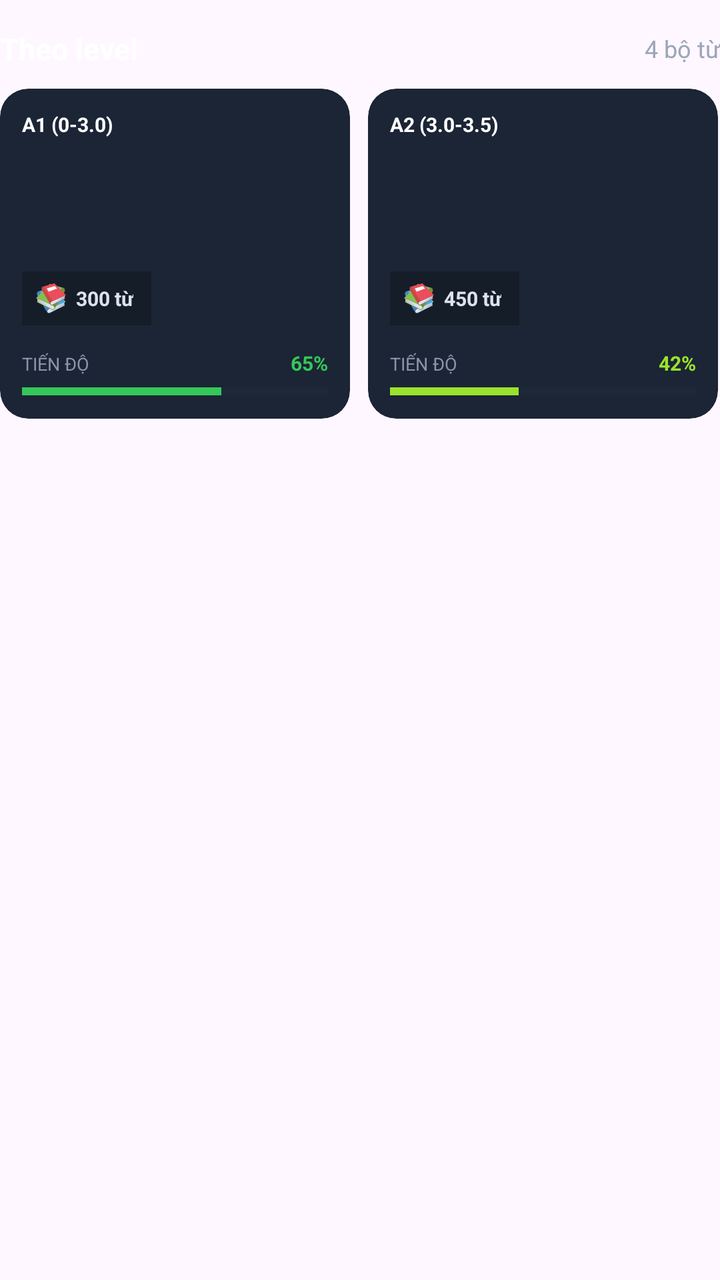
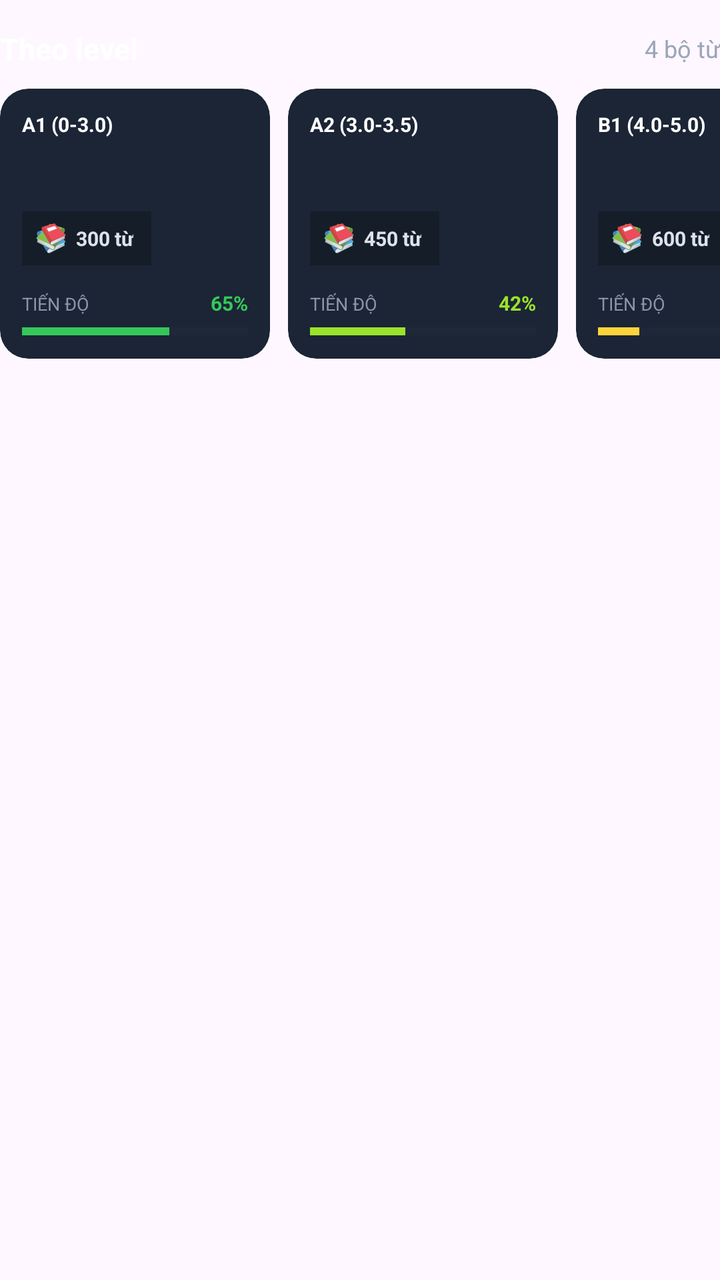

Compare the two renders of this Android layout. The source of the first and the diff that turns it into the second are given below.
<!-- AndroidManifest.xml: application theme Theme.Kenglish -->
<!-- res/layout/trangchu_dslotrinh_theolevel.xml -->
<?xml version="1.0" encoding="utf-8"?>
<LinearLayout
    xmlns:android="http://schemas.android.com/apk/res/android"
    xmlns:app="http://schemas.android.com/apk/res-auto"
    android:layout_width="match_parent"
    android:layout_height="wrap_content"
    android:layout_marginTop="18dp"
    android:orientation="vertical">


    
    
    

    <LinearLayout
        android:layout_width="match_parent"
        android:layout_height="wrap_content"
        android:gravity="center_vertical"
        android:orientation="horizontal"
        android:layout_marginTop="14dp" >


        
        <TextView
            android:id="@+id/txt_tieu_de_theolevel"
            android:layout_width="0dp"
            android:layout_height="wrap_content"
            android:layout_weight="1"
            android:text="Theo level"
            android:textColor="#FFFFFF"
            android:textSize="15sp"
            android:textStyle="bold" />


        
        <TextView
            android:id="@+id/txt_so_bo_theolevel"
            android:layout_width="wrap_content"
            android:layout_height="wrap_content"
            android:text="4 bộ từ"
            android:textColor="#9AA6B8"
            android:textSize="12sp" />


    </LinearLayout>


    
    
    

    <HorizontalScrollView
        android:id="@+id/cuon_bo_tu_theolevel"
        android:layout_width="match_parent"
        android:layout_height="wrap_content"
        android:layout_marginTop="10dp"
        android:clipToPadding="false"
        android:overScrollMode="never"
        android:scrollbars="none">


        <LinearLayout
            android:id="@+id/danh_sach_bo_tu_theolevel"
            android:layout_width="wrap_content"
            android:layout_height="wrap_content"
            android:orientation="horizontal">


            
            
            

            <com.google.android.material.card.MaterialCardView
                android:id="@+id/the_theolevel_co_ban"
                android:layout_width="175dp"
                android:layout_height="165dp"
                android:layout_marginEnd="9dp"
                app:cardBackgroundColor="#1B2535"
                app:cardCornerRadius="14dp"
                app:cardElevation="0dp"
                app:strokeWidth="0dp">


                <LinearLayout
                    android:layout_width="match_parent"
                    android:layout_height="match_parent"
                    android:orientation="vertical"
                    android:padding="11dp">


                    
                    <TextView
                        android:layout_width="match_parent"
                        android:layout_height="0dp"
                        android:layout_weight="1"
                        android:maxLines="2"
                        android:text="A1 (0-3.0)"
                        android:textColor="#FFFFFF"
                        android:textSize="10sp"
                        android:textStyle="bold" />


                    
                    <LinearLayout
                        android:layout_width="wrap_content"
                        android:layout_height="27dp"
                        android:background="#151D28"
                        android:gravity="center_vertical"
                        android:orientation="horizontal"
                        android:paddingStart="7dp"
                        android:paddingEnd="9dp">


                        <ImageView
                            android:layout_width="15dp"
                            android:layout_height="15dp"
                            android:contentDescription="Icon bộ từ"
                            android:src="@drawable/nen_nhan_lo_trinh" />


                        <TextView
                            android:layout_width="wrap_content"
                            android:layout_height="wrap_content"
                            android:layout_marginStart="5dp"
                            android:text="300 từ"
                            android:textColor="#DCE3ED"
                            android:textSize="10sp"
                            android:textStyle="bold" />


                    </LinearLayout>


                    
                    <LinearLayout
                        android:layout_width="match_parent"
                        android:layout_height="wrap_content"
                        android:layout_marginTop="12dp"
                        android:orientation="horizontal">


                        <TextView
                            android:layout_width="0dp"
                            android:layout_height="wrap_content"
                            android:layout_weight="1"
                            android:text="TIẾN ĐỘ"
                            android:textColor="#8995A8"
                            android:textSize="9sp" />


                        <TextView
                            android:layout_width="wrap_content"
                            android:layout_height="wrap_content"
                            android:text="65%"
                            android:textColor="#35C759"
                            android:textSize="10sp"
                            android:textStyle="bold" />


                    </LinearLayout>


                    <ProgressBar
                        style="?android:attr/progressBarStyleHorizontal"
                        android:layout_width="match_parent"
                        android:layout_height="5dp"
                        android:layout_marginTop="5dp"
                        android:max="100"
                        android:progress="65"
                        android:progressBackgroundTint="#2A3547"
                        android:progressTint="#35C759" />


                </LinearLayout>


            </com.google.android.material.card.MaterialCardView>


            
            
            

            <com.google.android.material.card.MaterialCardView
                android:id="@+id/the_theolevel_450"
                android:layout_width="175dp"
                android:layout_height="165dp"
                android:layout_marginEnd="9dp"
                app:cardBackgroundColor="#1B2535"
                app:cardCornerRadius="14dp"
                app:cardElevation="0dp"
                app:strokeWidth="0dp">


                <LinearLayout
                    android:layout_width="match_parent"
                    android:layout_height="match_parent"
                    android:orientation="vertical"
                    android:padding="11dp">


                    <TextView
                        android:layout_width="match_parent"
                        android:layout_height="0dp"
                        android:layout_weight="1"
                        android:maxLines="2"
                        android:text="A2 (3.0-3.5)"
                        android:textColor="#FFFFFF"
                        android:textSize="10sp"
                        android:textStyle="bold" />


                    <LinearLayout
                        android:layout_width="wrap_content"
                        android:layout_height="27dp"
                        android:background="#151D28"
                        android:gravity="center_vertical"
                        android:orientation="horizontal"
                        android:paddingStart="7dp"
                        android:paddingEnd="9dp">


                        <ImageView
                            android:layout_width="15dp"
                            android:layout_height="15dp"
                            android:contentDescription="Icon bộ từ"
                            android:src="@drawable/nen_nhan_lo_trinh" />


                        <TextView
                            android:layout_width="wrap_content"
                            android:layout_height="wrap_content"
                            android:layout_marginStart="5dp"
                            android:text="450 từ"
                            android:textColor="#DCE3ED"
                            android:textSize="10sp"
                            android:textStyle="bold" />


                    </LinearLayout>


                    <LinearLayout
                        android:layout_width="match_parent"
                        android:layout_height="wrap_content"
                        android:layout_marginTop="12dp"
                        android:orientation="horizontal">


                        <TextView
                            android:layout_width="0dp"
                            android:layout_height="wrap_content"
                            android:layout_weight="1"
                            android:text="TIẾN ĐỘ"
                            android:textColor="#8995A8"
                            android:textSize="9sp" />


                        <TextView
                            android:layout_width="wrap_content"
                            android:layout_height="wrap_content"
                            android:text="42%"
                            android:textColor="#9BE22D"
                            android:textSize="10sp"
                            android:textStyle="bold" />


                    </LinearLayout>


                    <ProgressBar
                        style="?android:attr/progressBarStyleHorizontal"
                        android:layout_width="match_parent"
                        android:layout_height="5dp"
                        android:layout_marginTop="5dp"
                        android:max="100"
                        android:progress="42"
                        android:progressBackgroundTint="#2A3547"
                        android:progressTint="#9BE22D" />


                </LinearLayout>


            </com.google.android.material.card.MaterialCardView>


            
            
            

            <com.google.android.material.card.MaterialCardView
                android:id="@+id/the_theolevel_650"
                android:layout_width="175dp"
                android:layout_height="165dp"
                android:layout_marginEnd="9dp"
                app:cardBackgroundColor="#1B2535"
                app:cardCornerRadius="14dp"
                app:cardElevation="0dp"
                app:strokeWidth="0dp">


                <LinearLayout
                    android:layout_width="match_parent"
                    android:layout_height="match_parent"
                    android:orientation="vertical"
                    android:padding="11dp">


                    <TextView
                        android:layout_width="match_parent"
                        android:layout_height="0dp"
                        android:layout_weight="1"
                        android:maxLines="2"
                        android:text="B1 (4.0-5.0)"
                        android:textColor="#FFFFFF"
                        android:textSize="10sp"
                        android:textStyle="bold" />


                    <LinearLayout
                        android:layout_width="wrap_content"
                        android:layout_height="27dp"
                        android:background="#151D28"
                        android:gravity="center_vertical"
                        android:orientation="horizontal"
                        android:paddingStart="7dp"
                        android:paddingEnd="9dp">


                        <ImageView
                            android:layout_width="15dp"
                            android:layout_height="15dp"
                            android:contentDescription="Icon bộ từ"
                            android:src="@drawable/nen_nhan_lo_trinh" />


                        <TextView
                            android:layout_width="wrap_content"
                            android:layout_height="wrap_content"
                            android:layout_marginStart="5dp"
                            android:text="600 từ"
                            android:textColor="#DCE3ED"
                            android:textSize="10sp"
                            android:textStyle="bold" />


                    </LinearLayout>


                    <LinearLayout
                        android:layout_width="match_parent"
                        android:layout_height="wrap_content"
                        android:layout_marginTop="12dp"
                        android:orientation="horizontal">


                        <TextView
                            android:layout_width="0dp"
                            android:layout_height="wrap_content"
                            android:layout_weight="1"
                            android:text="TIẾN ĐỘ"
                            android:textColor="#8995A8"
                            android:textSize="9sp" />


                        <TextView
                            android:layout_width="wrap_content"
                            android:layout_height="wrap_content"
                            android:text="18%"
                            android:textColor="#FFD43B"
                            android:textSize="10sp"
                            android:textStyle="bold" />


                    </LinearLayout>


                    <ProgressBar
                        style="?android:attr/progressBarStyleHorizontal"
                        android:layout_width="match_parent"
                        android:layout_height="5dp"
                        android:layout_marginTop="5dp"
                        android:max="100"
                        android:progress="18"
                        android:progressBackgroundTint="#2A3547"
                        android:progressTint="#FFD43B" />


                </LinearLayout>


            </com.google.android.material.card.MaterialCardView>


            
            
            

            <com.google.android.material.card.MaterialCardView
                android:id="@+id/the_theolevel_850"
                android:layout_width="175dp"
                android:layout_height="165dp"
                app:cardBackgroundColor="#1B2535"
                app:cardCornerRadius="14dp"
                app:cardElevation="0dp"
                app:strokeWidth="0dp">


                <LinearLayout
                    android:layout_width="match_parent"
                    android:layout_height="match_parent"
                    android:orientation="vertical"
                    android:padding="11dp">


                    <TextView
                        android:layout_width="match_parent"
                        android:layout_height="0dp"
                        android:layout_weight="1"
                        android:maxLines="2"
                        android:text="B2 (5.5-6.5)"
                        android:textColor="#FFFFFF"
                        android:textSize="10sp"
                        android:textStyle="bold" />


                    <LinearLayout
                        android:layout_width="wrap_content"
                        android:layout_height="27dp"
                        android:background="#151D28"
                        android:gravity="center_vertical"
                        android:orientation="horizontal"
                        android:paddingStart="7dp"
                        android:paddingEnd="9dp">


                        <ImageView
                            android:layout_width="15dp"
                            android:layout_height="15dp"
                            android:contentDescription="Icon bộ từ"
                            android:src="@drawable/nen_nhan_lo_trinh" />


                        <TextView
                            android:layout_width="wrap_content"
                            android:layout_height="wrap_content"
                            android:layout_marginStart="5dp"
                            android:text="800 từ"
                            android:textColor="#DCE3ED"
                            android:textSize="10sp"
                            android:textStyle="bold" />


                    </LinearLayout>


                    <LinearLayout
                        android:layout_width="match_parent"
                        android:layout_height="wrap_content"
                        android:layout_marginTop="12dp"
                        android:orientation="horizontal">


                        <TextView
                            android:layout_width="0dp"
                            android:layout_height="wrap_content"
                            android:layout_weight="1"
                            android:text="TIẾN ĐỘ"
                            android:textColor="#8995A8"
                            android:textSize="9sp" />


                        <TextView
                            android:layout_width="wrap_content"
                            android:layout_height="wrap_content"
                            android:text="0%"
                            android:textColor="#22A8E8"
                            android:textSize="10sp"
                            android:textStyle="bold" />


                    </LinearLayout>


                    <ProgressBar
                        style="?android:attr/progressBarStyleHorizontal"
                        android:layout_width="match_parent"
                        android:layout_height="5dp"
                        android:layout_marginTop="5dp"
                        android:max="100"
                        android:progress="0"
                        android:progressBackgroundTint="#2A3547"
                        android:progressTint="#22A8E8" />


                </LinearLayout>


            </com.google.android.material.card.MaterialCardView>


        </LinearLayout>


    </HorizontalScrollView>


</LinearLayout>
<!-- resources referenced by this layout -->
<resources>
  <!-- drawable nen_nhan_lo_trinh: vector/xml drawable (drawable, 2788 chars, omitted) -->
  <style name="Theme.Kenglish" parent="Base.Theme.Kenglish" />
  <style name="Base.Theme.Kenglish" parent="Theme.Material3.DayNight.NoActionBar">
          
          
      </style>
</resources>

<!-- the commit's change to res/layout/trangchu_dslotrinh_theolevel.xml (unified diff, before → after) -->
@@ -72,8 +72,8 @@
 
             <com.google.android.material.card.MaterialCardView
                 android:id="@+id/the_theolevel_co_ban"
-                android:layout_width="175dp"
-                android:layout_height="165dp"
+                android:layout_width="135dp"
+                android:layout_height="135dp"
                 android:layout_marginEnd="9dp"
                 app:cardBackgroundColor="#1B2535"
                 app:cardCornerRadius="14dp"
@@ -183,8 +183,8 @@
 
             <com.google.android.material.card.MaterialCardView
                 android:id="@+id/the_theolevel_450"
-                android:layout_width="175dp"
-                android:layout_height="165dp"
+                android:layout_width="135dp"
+                android:layout_height="135dp"
                 android:layout_marginEnd="9dp"
                 app:cardBackgroundColor="#1B2535"
                 app:cardCornerRadius="14dp"
@@ -291,8 +291,8 @@
 
             <com.google.android.material.card.MaterialCardView
                 android:id="@+id/the_theolevel_650"
-                android:layout_width="175dp"
-                android:layout_height="165dp"
+                android:layout_width="135dp"
+                android:layout_height="135dp"
                 android:layout_marginEnd="9dp"
                 app:cardBackgroundColor="#1B2535"
                 app:cardCornerRadius="14dp"
@@ -399,8 +399,8 @@
 
             <com.google.android.material.card.MaterialCardView
                 android:id="@+id/the_theolevel_850"
-                android:layout_width="175dp"
-                android:layout_height="165dp"
+                android:layout_width="135dp"
+                android:layout_height="135dp"
                 app:cardBackgroundColor="#1B2535"
                 app:cardCornerRadius="14dp"
                 app:cardElevation="0dp"
